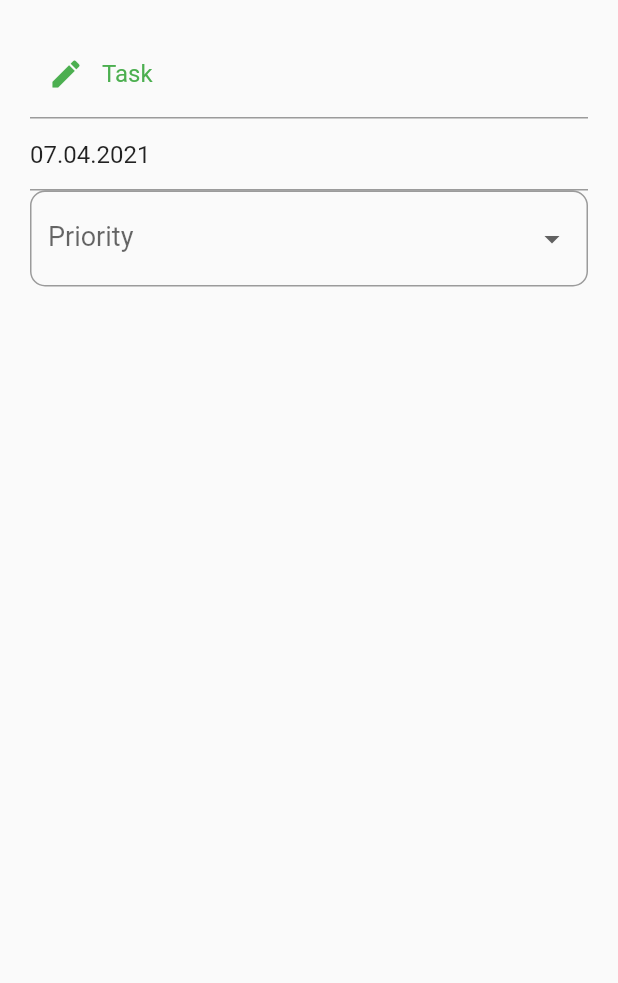
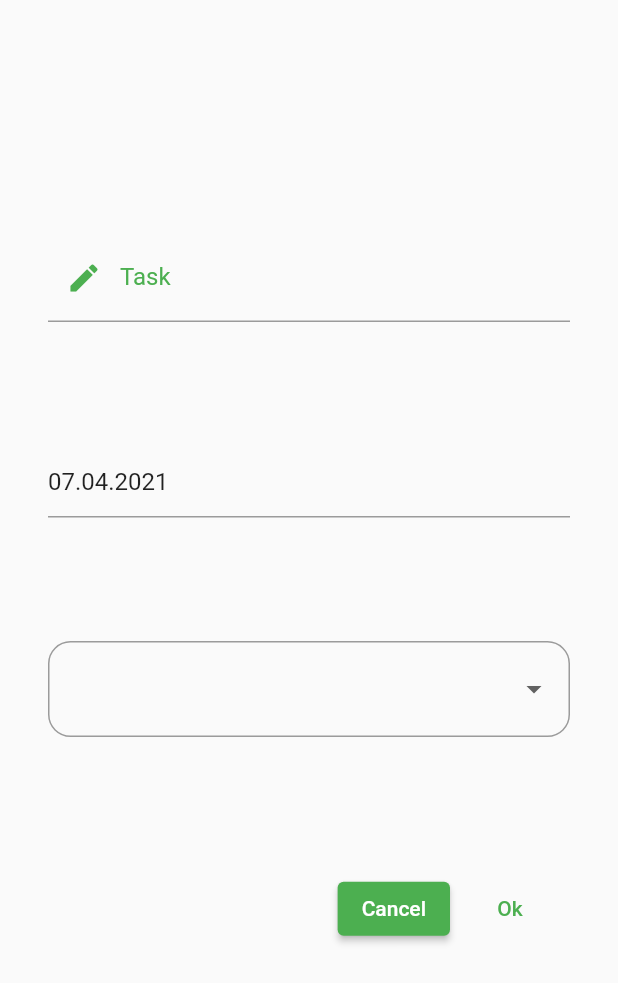
Before and after one commit to ferhadquluzade/to-do-sqlite, a Flutter app: the TaskAdjustment screen opened directly, on a phone screen of 412 x 824 dp. Shown: the top 983 px of the screen. Run offline on Flutter 3.47's test engine with Material 2 defaults, Android fonts, the phone set to English and light mode, and no system bars; our stand-ins replace sqflite; accounts and stored records are empty.

Commit message:
Add files via upload

```diff
--- a/lib/Screens/task_adjust.dart
+++ b/lib/Screens/task_adjust.dart
@@ -1,5 +1,7 @@
 import "package:flutter/material.dart";
 import 'package:intl/intl.dart';
+import 'package:to_do_scratch/Screens/to_do.dart';
+import 'package:to_do_scratch/helper/database_helper.dart';
 import 'package:to_do_scratch/models/task.dart';
 
 class TaskAdjustment extends StatefulWidget {
@@ -13,6 +15,8 @@ class TaskAdjustment extends StatefulWidget {
 
 class _TaskAdjustmentState extends State<TaskAdjustment> {
   final textCtrl = TextEditingController();
+
+  var taskCtrl = TextEditingController();
   final DateFormat _dateFormat = DateFormat('dd.MM.yyyy');
   date() async {
     final DateTime date = await showDatePicker(
@@ -26,77 +30,110 @@ class _TaskAdjustmentState extends State<TaskAdjustment> {
       });
     }
   }
-String _priority="";
+
+  String _priority = "";
+  var _key = GlobalKey<FormState>();
   @override
   void initState() {
     // TODO: implement initState
     super.initState();
     textCtrl.text = _dateFormat.format(DateTime.now());
   }
-List<String> list=["High","Medium","Low"];
+
+  List<String> list = ["High", "Medium", "Low"];
   @override
   Widget build(BuildContext context) {
+    Size size = MediaQuery.of(context).size;
     return Scaffold(
       body: Padding(
         padding: const EdgeInsets.all(20.0),
         child: SafeArea(
+          child: SingleChildScrollView(
             child: Column(
               children: <Widget>[
                 Form(
+                  key: _key,
+                  child: Padding(
+                    padding: const EdgeInsets.all(12),
                     child: Column(
                       children: [
+                        SizedBox(height: size.height * 0.15),
                         TextFormField(
+                            controller: taskCtrl,
+                            validator: (input) =>
+                                input == null ? "select a priority" : null,
                             decoration: InputDecoration(
                               prefixIcon: Icon(Icons.edit,
                                   color: Theme.of(context).primaryColor),
                               hintText: "Add a task",
-                      hintStyle:
-                          TextStyle(color: Theme.of(context).primaryColor),
+                              hintStyle: TextStyle(
+                                  color: Theme.of(context).primaryColor),
                               labelText: "Task",
-                      labelStyle:
-                          TextStyle(color: Theme.of(context).primaryColor),
+                              labelStyle: TextStyle(
+                                  color: Theme.of(context).primaryColor),
                               focusedBorder: OutlineInputBorder(
                                 borderRadius: BorderRadius.circular(15),
                               ),
                             )),
+                        SizedBox(height: size.height * 0.1),
                         TextFormField(
                           onTap: date,
                           controller: textCtrl,
                           readOnly: true,
                         ),
+                        SizedBox(height: size.height * 0.1),
                         DropdownButtonFormField(
-                            isDense: true,
-                            items:  list.map((String priority) {
-                              return DropdownMenuItem(
-                                  value: priority,
-                                  child: Text(
-                                    priority,
-                                    style: TextStyle(
-                                        color: Colors.black, fontSize: 18),
-                                  ));
+                          items: list.map((String priority) {
+                            return DropdownMenuItem<String>(
+                                value: priority, child: Text(priority));
                           }).toList(),
-                            style: TextStyle(fontSize: 18),
                           decoration: InputDecoration(
-                                labelText: 'Priority',
-                                labelStyle: TextStyle(fontSize: 18),
                               border: OutlineInputBorder(
-                                    borderRadius: BorderRadius.circular(10))),
-                            validator: (input) => _priority == null
-                                ? "Please Select a priority level"
-                                : null,
+                                  borderRadius:
+                                      BorderRadius.all(Radius.circular(15)))),
                           onChanged: (value) {
                             setState(() {
                               _priority = value;
                             });
                           },
-                          )
+                          validator: (input) =>
+                              input == null ? "select a priority" : null,
+                        ),
+                                                SizedBox(height: size.height * 0.1),
+
+                        ButtonBar(children: [
+                            ElevatedButton(
+                              child: Text("Cancel"),
+                              onPressed: () {
+                               Navigator.pop(context);
+                              },
+                            ),
+                            TextButton(
+                                onPressed: () {
+                                  if (_key.currentState.validate()) {
+                                    _key.currentState.save();
+                                    Task task = Task(
+                                        name: taskCtrl.text,
+                                        date: DateTime.parse(textCtrl.text),
+                                        priority: _priority,
+                                        status: 0);
+                                    DatabaseHelper.instance.addTask(task);
+                                  }
+                                },
+                                child: Text("Ok"))
+                          ])
                       ],
+                    ),
                   ),
                 ),
               ],
             ),
           ),
         ),
+      ),
     );
   }
 }
+
+///without onChanged property dropdown button did not work
+///ElevatedButton(raised) has style:ButtonStyle property
--- a/lib/Screens/to_do.dart
+++ b/lib/Screens/to_do.dart
@@ -32,7 +32,7 @@ class _ToDoState extends State<ToDo> {
                 child: Text(
                 "Add a task",
                 style:
-                    TextStyle(fontSize:size.width*0.02,fontWeight: FontWeight.w400, color: Colors.black),
+                    TextStyle(fontSize:size.width*0.045,fontWeight: FontWeight.w400, color: Colors.black),
               ))
             :  Container(
         child:ListView.builder(
@@ -48,8 +48,10 @@ class _ToDoState extends State<ToDo> {
       floatingActionButton: FloatingActionButton(
           child: Icon(Icons.add),
           onPressed: () {
-            Navigator.push(context,
-                MaterialPageRoute(builder: (context) => TaskAdjustment()));
+            Navigator.push(
+                                  context,
+                                  MaterialPageRoute(
+                                      builder: (context) => TaskAdjustment()));
           }),
     );
   }
--- a/lib/helper/database_helper.dart
+++ b/lib/helper/database_helper.dart
@@ -31,7 +31,7 @@ taskList.add(Task.fromMap(element));
 taskList.sort((task1,task2)=>task1.date.compareTo(task2.date));
 }
   List<Task> get_task_list()=> taskList;
-insertTask(Task task) async {
+addTask(Task task) async {
 Database db=this.db;
 final result =await db.insert(taskTable,task.toMap());
 return result;
--- a/lib/main.dart
+++ b/lib/main.dart
@@ -15,7 +15,7 @@ class MyApp extends StatelessWidget {
       theme: ThemeData(
         primarySwatch: Colors.green,
       ),
-      home: TaskAdjustment(),
+      home: ToDo(),
     );
   }
 }
```
Also changed, not shown: lib/models/task.dart (line endings or trailing spaces). Lines whose indentation alone changed are shown as unchanged.
